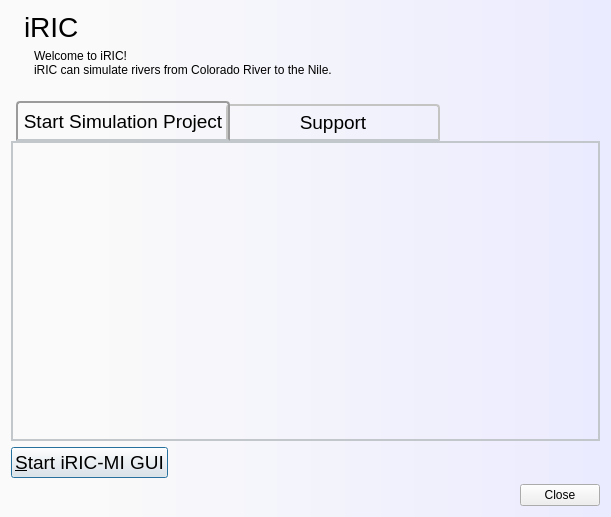
This is libs/gui/startpage/startpagedialog.ui in i-RIC/prepost-gui as Qt 5 draws it before an edit. The edited form follows.
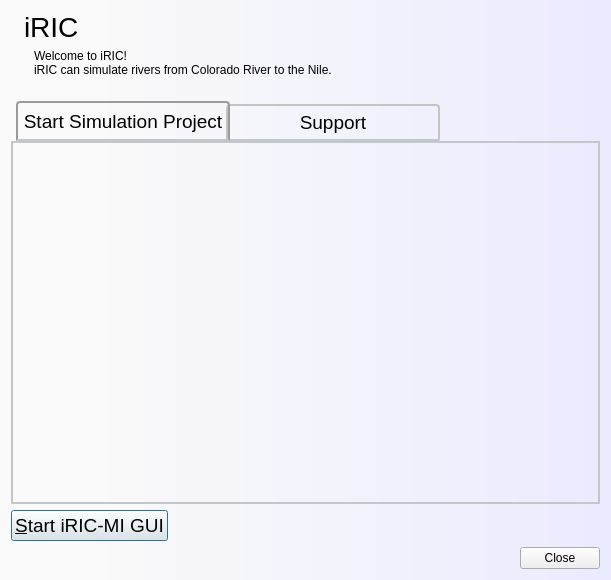
This is the edited form. Custom widgets are drawn as their Qt base class.

The edit to the form file:
```diff
--- a/libs/gui/startpage/startpagedialog.ui
+++ b/libs/gui/startpage/startpagedialog.ui
@@ -7,7 +7,7 @@
     <x>0</x>
     <y>0</y>
     <width>611</width>
-    <height>517</height>
+    <height>580</height>
    </rect>
   </property>
   <property name="windowTitle">
```
